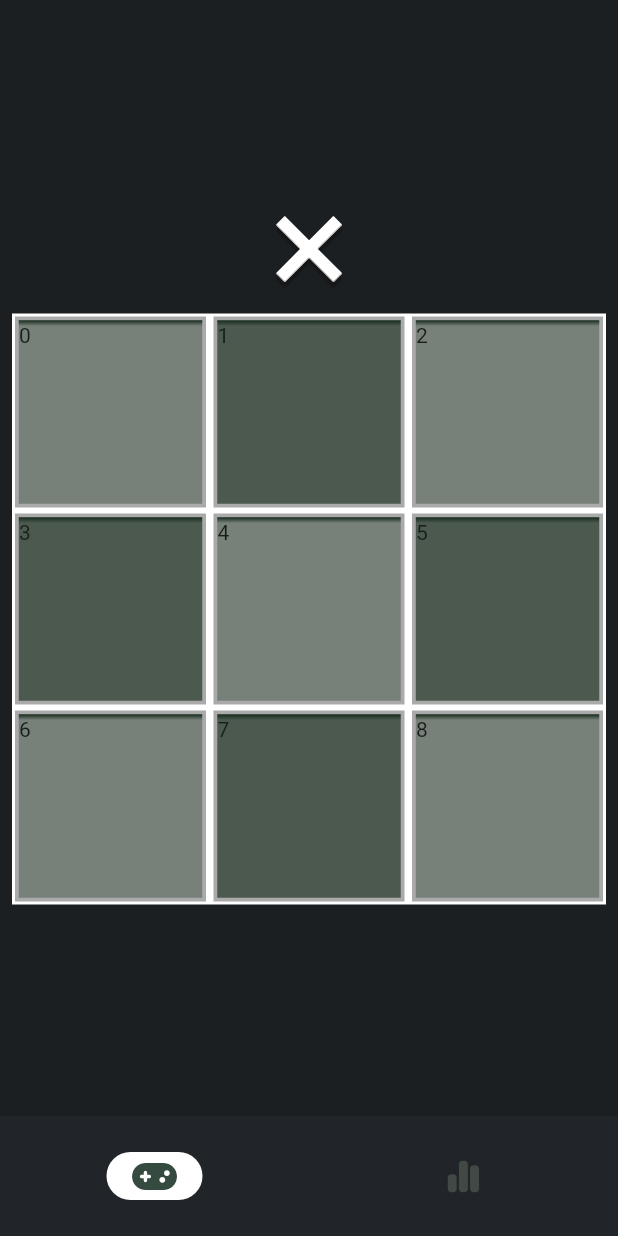
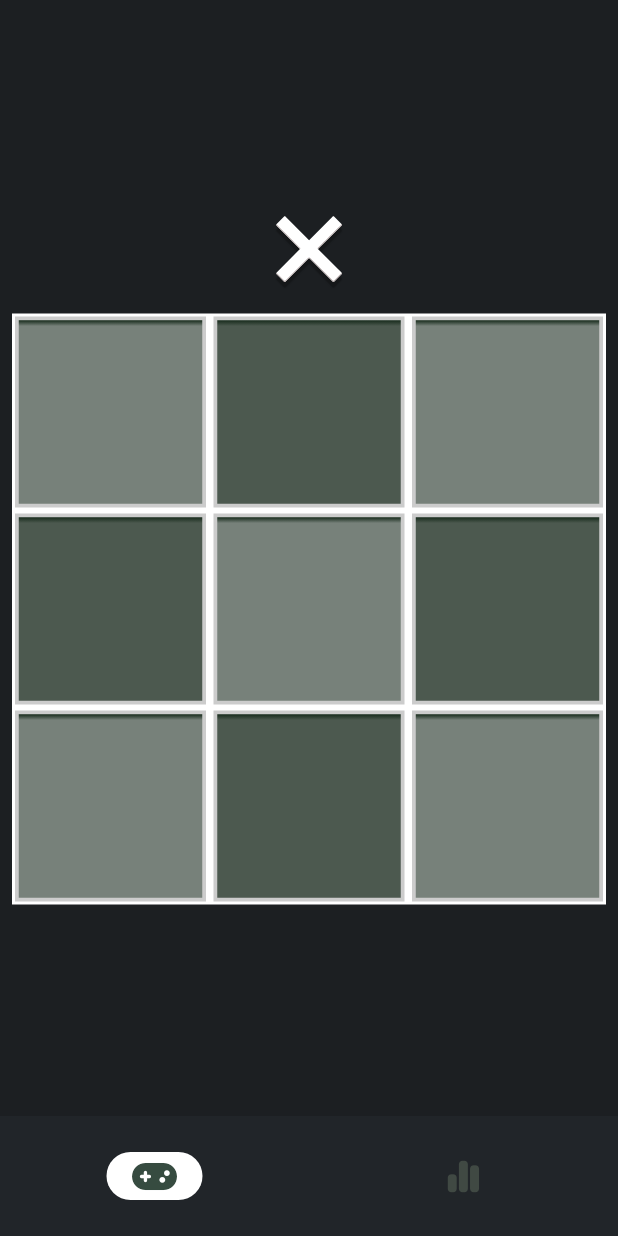
Before and after one commit to edenbay/eden-tictactoe-flutter, a Flutter app: the screen it shows after launch, on a phone screen of 412 x 824 dp. Run offline on Flutter 3.47's test engine with Material 3 defaults, Android fonts, the light colour scheme and no system bars; drawn by our look-alikes of simple_shadow; our stand-ins replace flutter_svg, font_awesome_flutter.

```diff
--- a/lib/main.dart
+++ b/lib/main.dart
@@ -91,7 +91,7 @@ class MyAppState extends ChangeNotifier {
     isWin = result.isWin;
     notifyListeners();
   }
-
+  @deprecated
   String fetchResult(int index) {
     String win = 'Win';
     String loss = 'Loss';
--- a/lib/pages/game_page.dart
+++ b/lib/pages/game_page.dart
@@ -107,16 +107,11 @@ class GameGrid extends StatelessWidget {
                       colors: [Color.fromARGB(255, 23, 43, 28), color],
                       stops: [0.02, 0.05]),
                   border: Border.all(
-                    color: Color.fromARGB(255, 170, 170, 170),
+                    color: Color.fromARGB(255, 204, 204, 204),
                     width: 2.5,
                   ),
                 ),
-                child: Stack(
-                  children: [
-                    appState.getShapeByType(piece.type),
-                    Text('$index')
-                  ],
-                )),
+                child: appState.getShapeByType(piece.type)),
           ),
         );
       },
```
Also changed, not shown: lib/pages/statistics_page.dart (+69 -7 lines).
